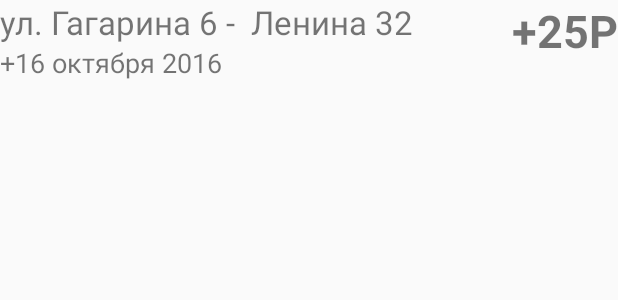
After one commit to dsokolov/composter, an Android app: the layout listitem_payment.xml on its own in the app's theme, with its tools: preview values and no code run, on a phone screen of 412 x 824 dp. The commit adds this screen. Shown: the top 300 px of the screen. Run offline under Robolectric (Android 15) with nearby library versions, the phone set to English and light mode, and no system bars.

Commit message:
добавление разметки и моделей для истории платежей

```diff
--- a/android/Composter/passanger/src/main/java/ru/composter/passanger/SignUpActivity.java
+++ b/android/Composter/passanger/src/main/java/ru/composter/passanger/SignUpActivity.java
@@ -46,5 +46,4 @@ public class SignUpActivity extends AppCompatActivity {
         });
     }
 
-
 }
--- /dev/null
+++ b/android/Composter/passanger/src/main/res/layout/listitem_payment.xml
@@ -0,0 +1,44 @@
+<?xml version="1.0" encoding="utf-8"?>
+<RelativeLayout xmlns:android="http://schemas.android.com/apk/res/android"
+                xmlns:tools="http://schemas.android.com/tools"
+                android:orientation="horizontal"
+                android:layout_width="match_parent"
+                android:layout_height="wrap_content">
+    <LinearLayout
+        android:layout_width="wrap_content"
+        android:layout_height="wrap_content"
+        android:orientation="vertical"
+        android:layout_centerVertical="true"
+        android:layout_alignParentLeft="true"
+        android:layout_alignParentStart="true">
+        <TextView
+            android:id="@+id/routeNumber"
+            android:layout_width="wrap_content"
+            android:layout_height="wrap_content"
+            android:textSize="22sp"
+            android:ellipsize="end"
+            tools:text="ул. Гагарина 6 -  Ленина 32"
+            />
+        <TextView
+            android:id="@+id/timestamp"
+            android:layout_width="wrap_content"
+            android:layout_height="wrap_content"
+            android:textSize="18sp"
+            android:layout_gravity="center_vertical"
+            tools:text="+16 октября 2016"
+            />
+
+    </LinearLayout>
+    <TextView
+        android:id="@+id/price"
+        android:layout_width="wrap_content"
+        android:layout_height="wrap_content"
+        android:textSize="30sp"
+        android:layout_gravity="center_vertical"
+        android:ellipsize="end"
+        android:textStyle="bold"
+        android:layout_alignParentRight="true"
+        tools:text="+25Р"
+        />
+
+</RelativeLayout>
```
Also changed, not shown: android/Composter/passanger/src/main/java/ru/composter/passanger/model/Payer.java (added, +28 -0 lines), android/Composter/passanger/src/main/java/ru/composter/passanger/model/Payment.java (added, +91 -0 lines).
